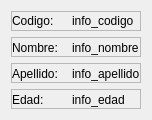
Before: the Qt Designer form uis/interfazMasInformacion.ui in schulz-franco/gestor_de_ventas, drawn with Qt 5.
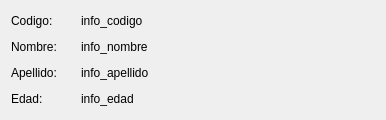
After: the same form once the commit is applied.

Commit message: ligeros arreglos, interfaz y gestion empleados

```diff
--- a/uis/interfazMasInformacion.ui
+++ b/uis/interfazMasInformacion.ui
@@ -6,13 +6,16 @@
    <rect>
     <x>0</x>
     <y>0</y>
-    <width>146</width>
+    <width>386</width>
     <height>116</height>
    </rect>
   </property>
   <property name="windowTitle">
    <string>Empleado</string>
   </property>
+  <property name="styleSheet">
+   <string notr="true">border: none;</string>
+  </property>
   <layout class="QVBoxLayout" name="verticalLayout">
    <item>
     <widget class="QFrame" name="frame">
@@ -42,7 +45,7 @@
      </property>
      <layout class="QHBoxLayout" name="horizontalLayout">
       <property name="spacing">
-       <number>0</number>
+       <number>10</number>
       </property>
       <property name="leftMargin">
        <number>0</number>
@@ -125,7 +128,7 @@
      </property>
      <layout class="QHBoxLayout" name="horizontalLayout_4">
       <property name="spacing">
-       <number>0</number>
+       <number>10</number>
       </property>
       <property name="leftMargin">
        <number>0</number>
@@ -220,7 +223,7 @@
      </property>
      <layout class="QHBoxLayout" name="horizontalLayout_3">
       <property name="spacing">
-       <number>0</number>
+       <number>10</number>
       </property>
       <property name="leftMargin">
        <number>0</number>
@@ -315,7 +318,7 @@
      </property>
      <layout class="QHBoxLayout" name="horizontalLayout_2">
       <property name="spacing">
-       <number>0</number>
+       <number>10</number>
       </property>
       <property name="leftMargin">
        <number>0</number>
```
The commit also changes 25 other files.
